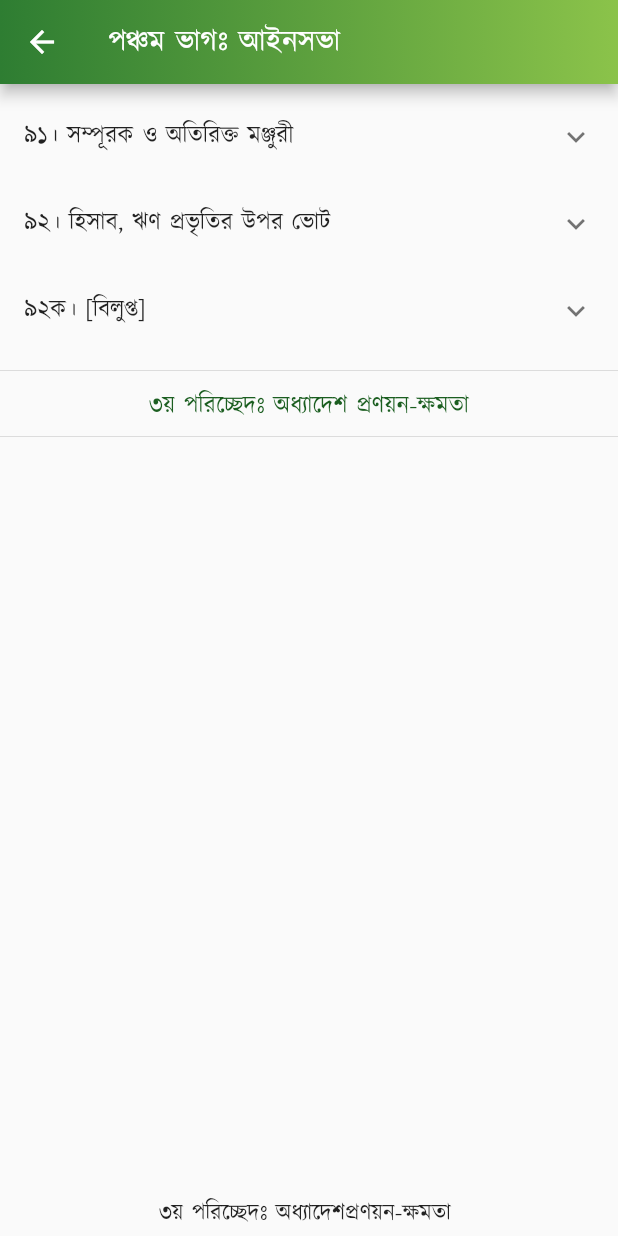
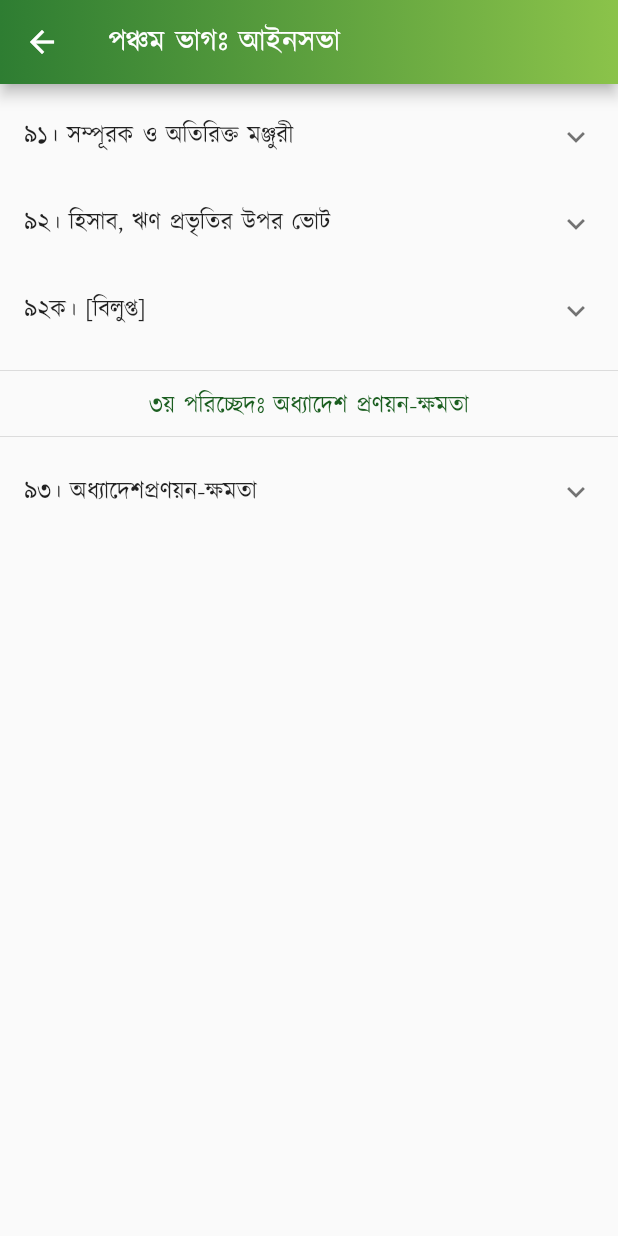
Before and after one commit to Azimul-Haque/flutter-onesignal, a Flutter app: the PartFive screen opened directly, scrolled down 1728 dp, on a phone screen of 412 x 824 dp. Run offline on Flutter 3.47's test engine with Material 2 defaults, Android fonts, the phone set to English and light mode, and no system bars; our stand-ins replace fluttertoast, package_info_plus, percent_indicator, shared_preferences, sqflite; missing offline and left inert: blinking_text, flutter_share, onesignal_flutter, slide_popup_dialog; accounts and stored records are empty; network calls fail.

Commit message:
Commit Fri 04/29/2022 13:22:49.23 7479

```diff
--- a/lib/pages/constitution/part5.dart
+++ b/lib/pages/constitution/part5.dart
@@ -610,11 +610,21 @@ class PartFive extends StatelessWidget {
             textAlign: TextAlign.center,
           ),
           Divider(),
+          ExpansionTile(
+            title: Text('৯৩। অধ্যাদেশপ্রণয়ন-ক্ষমতা'),
+            children: <Widget>[
+              ListTile(
+                  title: SelectableText(
+                '৯২ক। [কতিপয় ক্ষেত্রে ব্যয়ের কর্তৃত্ব প্রদান- সংবিধান (দ্বাদশ সংশোধন) আইন, ১৯৯১ (১৯৯১ সনের ২৮ নং আইন)- এর ১০ ধারাবলে বিলুপ্ত।]',
+                textAlign: TextAlign.justify,
+              )),
+            ],
+          ),
           Padding(
             padding: EdgeInsets.all(15),
             child: Column(children: <Widget>[
               Text(
-                "\n\n \n\n \n\n \n\n \n\n \n\n \n\n \n\n \n\n \n\n\n৩য় পরিচ্ছেদঃ অধ্যাদেশপ্রণয়ন-ক্ষমতা \n\n৯৩। অধ্যাদেশপ্রণয়ন-ক্ষমতা",
+                "\n\n \n\n \n\n \n\n \n\n \n\n \n\n \n\n \n\n \n\n\n৩য় পরিচ্ছেদঃ অধ্যাদেশপ্রণয়ন-ক্ষমতা \n\n",
                 style:
                     TextStyle(color: Colors.black87, fontSize: 15, height: 1.5),
                 textAlign: TextAlign.justify,
```
